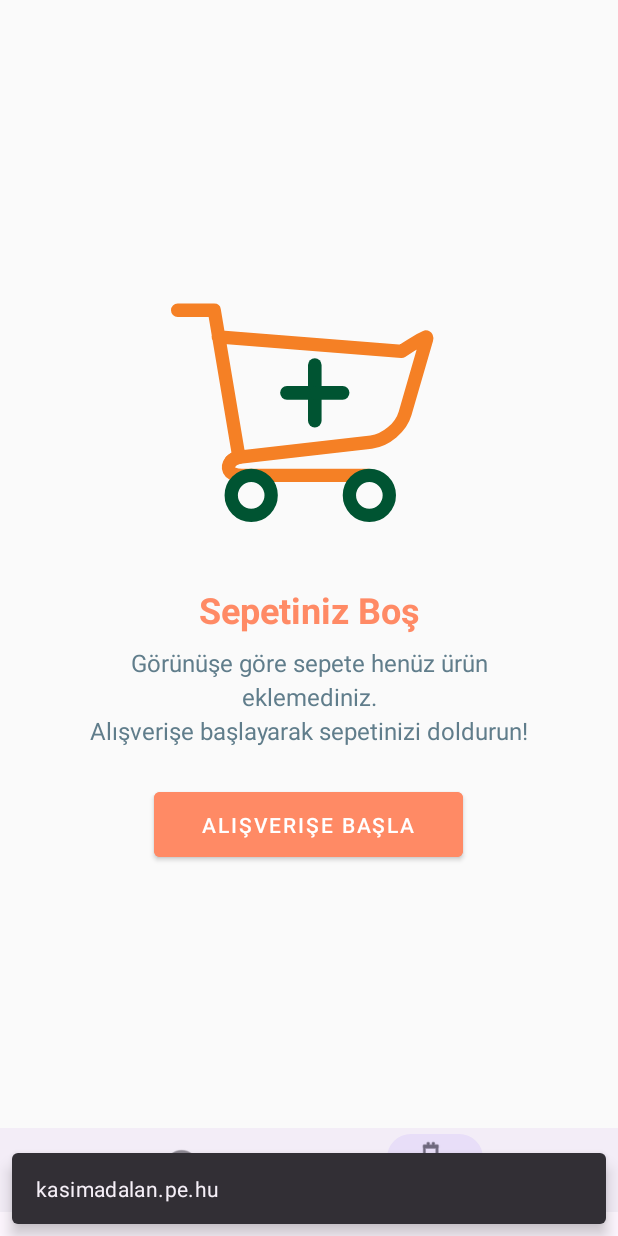
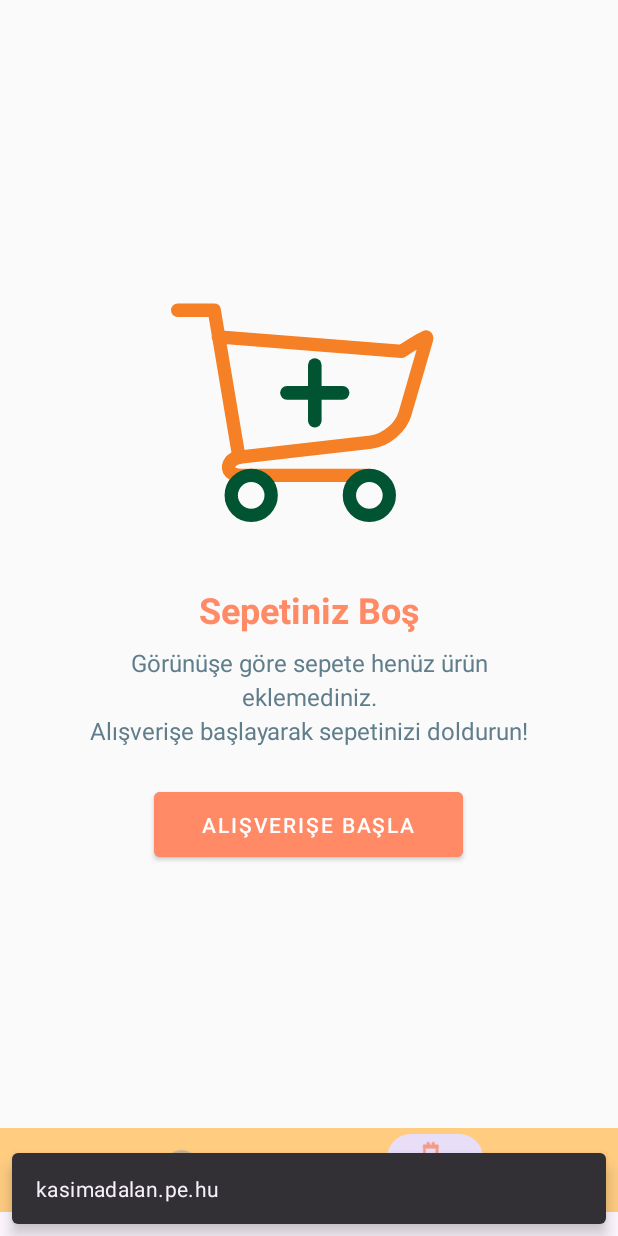
Before and after one commit to MertYigit0/ETicaret, an Android app: the CartFragment screen opened through its navigation route, on a phone screen of 412 x 824 dp. Run offline under Robolectric (Android 15) with nearby library versions, the phone set to English and light mode, and no system bars; our stand-ins replace navigation-ui.

Commit message:
feat: Update launcher icons and bottom navigation style
This commit updates the application's launcher icons and refines the styling of the bottom navigation bar.

- **Launcher Icons:**
    - Replaced existing `.webp` launcher icons with new `.png` versions across all density buckets (mdpi, hdpi, xhdpi, xxhdpi, xxxhdpi).
    - Removed the adaptive icon XML files (`ic_launcher.xml`, `ic_launcher_round.xml`) from `mipmap-anydpi-v26`.
    - Updated `AndroidManifest.xml` to use `@mipmap/ic_launcher` for `android:roundIcon` as well, simplifying icon management.

- **Bottom Navigation Bar Styling (`themes.xml`, `colors.xml`):**
    - **`CustomBottomNavigation` Style:**
        - Set background color to `@color/shop_category1`.
        - Unified `itemTextAppearanceActive` and `itemTextAppearanceInactive` into a single `itemTextAppearance`.
        - Added `itemIconTint` and `itemTextColor` to use new color selectors for more distinct active/inactive states.
        - Added `elevation` of `8dp`.
    - **New Colors (`colors.xml`):**
        - Introduced `nav_selected` (vibrant orange - `#FF6B35`) and `nav_unselected` (medium gray - `#9E9E9E`) for icon states.
        - Introduced `nav_text_selected` (same as icon) and `nav_text_unselected` (darker gray - `#757575`) for text states, enhancing readability.
        - Existing colors like `purple_500`, `purple_700`, etc., were reformatted for clarity.

```diff
--- a/app/src/main/AndroidManifest.xml
+++ b/app/src/main/AndroidManifest.xml
@@ -9,7 +9,7 @@
         android:fullBackupContent="@xml/backup_rules"
         android:icon="@mipmap/ic_launcher"
         android:label="@string/app_name"
-        android:roundIcon="@mipmap/ic_launcher_round"
+        android:roundIcon="@mipmap/ic_launcher"
         android:supportsRtl="true"
         android:theme="@style/Theme.ETicaret"
         android:networkSecurityConfig="@xml/network_security_config"
--- a/app/src/main/res/mipmap-anydpi-v26/ic_launcher.xml
+++ /dev/null
@@ -1,6 +0,0 @@
-<?xml version="1.0" encoding="utf-8"?>
-<adaptive-icon xmlns:android="http://schemas.android.com/apk/res/android">
-    <background android:drawable="@drawable/ic_launcher_background" />
-    <foreground android:drawable="@drawable/ic_launcher_foreground" />
-    <monochrome android:drawable="@drawable/ic_launcher_foreground" />
-</adaptive-icon>
--- a/app/src/main/res/mipmap-anydpi-v26/ic_launcher_round.xml
+++ /dev/null
@@ -1,6 +0,0 @@
-<?xml version="1.0" encoding="utf-8"?>
-<adaptive-icon xmlns:android="http://schemas.android.com/apk/res/android">
-    <background android:drawable="@drawable/ic_launcher_background" />
-    <foreground android:drawable="@drawable/ic_launcher_foreground" />
-    <monochrome android:drawable="@drawable/ic_launcher_foreground" />
-</adaptive-icon>
--- a/app/src/main/res/values/colors.xml
+++ b/app/src/main/res/values/colors.xml
@@ -3,4 +3,23 @@
     <color name="black">#FF000000</color>
     <color name="white">#FFFFFFFF</color>
 
-    <color name="purple_500">#673AB7</color> <color name="purple_700">#512DA8</color> <color name="teal_200">#00BCD4</color> <color name="error">#D32F2F</color> <color name="gray_light">#ECEFF1</color> <color name="gray_dark">#607D8B</color> <color name="primaryText">#263238</color> <color name="secondaryText">#78909C</color> <color name="nav_background">#FFFFFF</color> <color name="nav_selected">#1976D2</color> <color name="nav_unselected">#90A4AE</color> <color name="shop_bg">#F5F5F5</color> <color name="shop_category1">#FFCC80</color> <color name="shop_category2">#FFAB91</color> <color name="shop_category3">#FF8A65</color> <color name="bg">#FAFAFA</color> </resources>
+    <color name="purple_500">#673AB7</color>
+    <color name="purple_700">#512DA8</color>
+    <color name="teal_200">#00BCD4</color>
+    <color name="error">#D32F2F</color> <color name="gray_light">#ECEFF1</color>
+    <color name="gray_dark">#607D8B</color>
+    <color name="primaryText">#263238</color>
+    <color name="secondaryText">#78909C</color>
+
+    <!-- Bottom Navigation Colors - Modern & Readable -->
+    <color name="nav_background">#FFFFFF</color>
+    <color name="nav_selected">#FF6B35</color>  <!-- Vibrant Orange for active state -->
+    <color name="nav_unselected">#9E9E9E</color>  <!-- Medium Gray for inactive state -->
+    <color name="nav_text_selected">#FF6B35</color>  <!-- Same as icon for consistency -->
+    <color name="nav_text_unselected">#757575</color>  <!-- Darker gray for better readability -->
+
+    <color name="shop_bg">#F5F5F5</color>
+    <color name="shop_category1">#FFCC80</color>
+    <color name="shop_category2">#FFAB91</color>
+    <color name="shop_category3">#FF8A65</color>
+    <color name="bg">#FAFAFA</color> </resources>
--- a/app/src/main/res/values/themes.xml
+++ b/app/src/main/res/values/themes.xml
@@ -10,15 +10,20 @@
     <!-- Custom Bottom Navigation Style -->
     <style name="CustomBottomNavigation" parent="Widget.Material3.BottomNavigationView">
         <item name="android:minHeight">56dp</item>
+        <item name="android:background">@color/shop_category1</item>
         <item name="itemIconSize">24dp</item>
-        <item name="itemTextAppearanceActive">@style/BottomNavigationTextAppearance</item>
-        <item name="itemTextAppearanceInactive">@style/BottomNavigationTextAppearance</item>
+        <item name="itemTextAppearance">@style/BottomNavigationTextAppearance</item>
+        <item name="itemIconTint">@color/bottom_nav_colors</item>
+        <item name="itemTextColor">@color/bottom_nav_text_colors</item>
         <item name="itemPaddingTop">4dp</item>
         <item name="itemPaddingBottom">4dp</item>
+        <item name="elevation">8dp</item>
     </style>
+
 
     <style name="BottomNavigationTextAppearance" parent="TextAppearance.Material3.LabelSmall">
         <item name="android:textSize">12sp</item>
         <item name="android:maxLines">1</item>
     </style>
+
 </resources>
```
Also changed, not shown: app/src/main/res/mipmap-hdpi/ic_launcher.png (added), app/src/main/res/mipmap-hdpi/ic_launcher.webp (deleted), app/src/main/res/mipmap-hdpi/ic_launcher_round.webp (deleted), app/src/main/res/mipmap-mdpi/ic_launcher.png (added), app/src/main/res/mipmap-mdpi/ic_launcher.webp (deleted), app/src/main/res/mipmap-mdpi/ic_launcher_round.webp (deleted), app/src/main/res/mipmap-xhdpi/ic_launcher.png (added), app/src/main/res/mipmap-xhdpi/ic_launcher.webp (deleted), app/src/main/res/mipmap-xhdpi/ic_launcher_round.webp (deleted), app/src/main/res/mipmap-xxhdpi/ic_launcher.png (added), app/src/main/res/mipmap-xxhdpi/ic_launcher.webp (deleted), app/src/main/res/mipmap-xxhdpi/ic_launcher_round.webp (deleted), app/src/main/res/mipmap-xxxhdpi/ic_launcher.png (added), app/src/main/res/mipmap-xxxhdpi/ic_launcher.webp (deleted), 1 more files.
